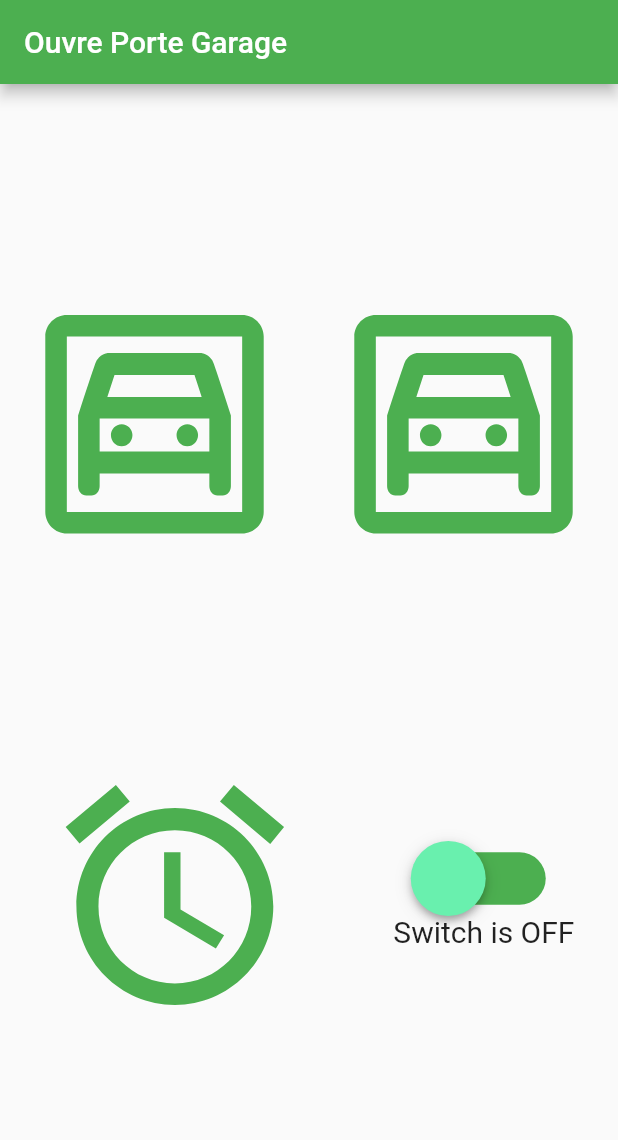
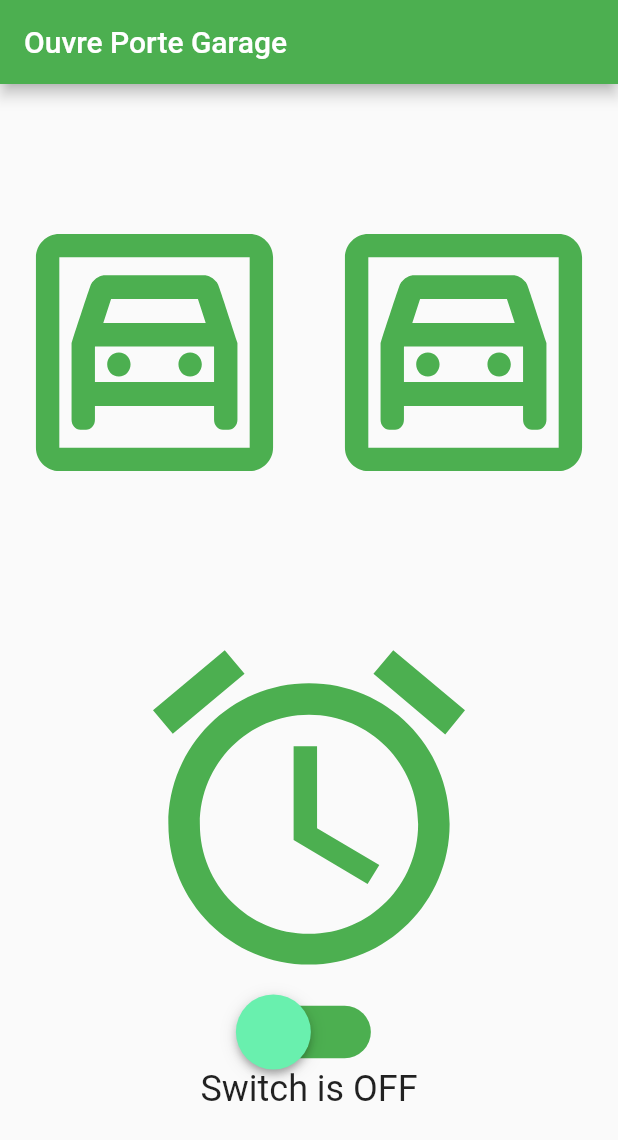
Before and after one commit to powskierman/garage, a Flutter app: the screen it shows after launch, on a phone screen of 412 x 824 dp. Shown: the top 1140 px of the screen. Run offline on Flutter 3.47's test engine with Material 2 defaults, Android fonts, the light colour scheme and no system bars.

Commit message:
Alarm switch works!

```diff
--- a/lib/main.dart
+++ b/lib/main.dart
@@ -2,6 +2,7 @@
 
 String appTitle = 'Ouvre Porte Garage';
 Color trackColor = Colors.green;
+Color alarmColor = Colors.green;
 
 void main() {
   runApp(const MyApp());
@@ -40,17 +41,11 @@
           Row(
             mainAxisAlignment: MainAxisAlignment.spaceAround,
             children: const [
-              Icon(Icons.garage_outlined, size: 175, color: Colors.green),
-              Icon(Icons.garage_outlined, size: 175, color: Colors.green),
+              Icon(Icons.garage_outlined, size: 190, color: Colors.green),
+              Icon(Icons.garage_outlined, size: 190, color: Colors.green),
             ],
           ),
-          Row(
-            mainAxisAlignment: MainAxisAlignment.spaceAround,
-            children: const [
-              Icon(Icons.alarm, size: 175, color: Colors.green),
-              SwitchScreen(),
-            ],
-          )
+          const SwitchScreen(),
         ],
       ),
     );
@@ -67,6 +62,7 @@
 class SwitchClass extends State {
   bool isSwitched = false;
   var textValue = 'Switch is OFF';
+  static Color alarmColor = Colors.green;
 
   Color toggleSwitch(bool value) {
     if (isSwitched == false) {
@@ -74,15 +70,15 @@
         isSwitched = true;
         textValue = 'Alarme       Activé';
         trackColor = Colors.red;
+        alarmColor = trackColor;
       });
-      debugPrint('Switch Button is ON');
     } else {
       setState(() {
         isSwitched = false;
         textValue = 'Alarme Désactivé';
         trackColor = Colors.green;
+        alarmColor = trackColor;
       });
-      debugPrint('Switch Button is OFF');
     }
     return trackColor;
   }
@@ -90,6 +86,7 @@
   @override
   Widget build(BuildContext context) {
     return Column(mainAxisAlignment: MainAxisAlignment.center, children: [
+      Icon(Icons.alarm, size: 250, color: alarmColor),
       Transform.scale(
           scale: 2.5,
           child: Switch(
@@ -99,12 +96,11 @@
             activeTrackColor: trackColor,
             inactiveThumbColor: Colors.greenAccent,
             inactiveTrackColor: trackColor,
-            //dragStartBehavior: DragStartBehavior.start,
           )),
       Text(
         textValue,
-        style: const TextStyle(fontSize: 20),
-      )
+        style: const TextStyle(fontSize: 24),
+      ),
     ]);
   }
 }
```
